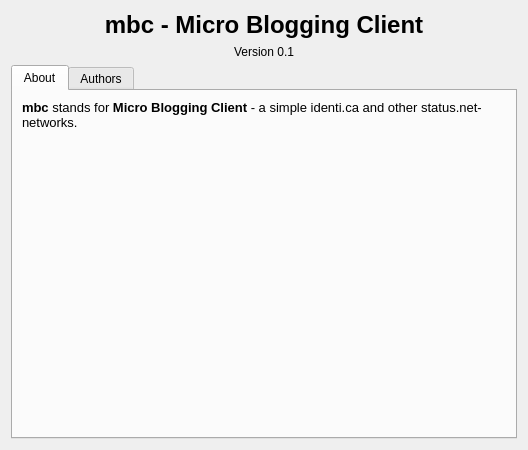
Old version of the form src/ui/about.ui in the repository pztrn/qtdenter-old.
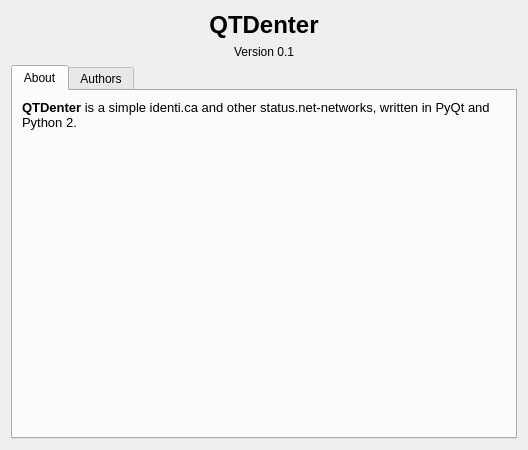
New version of the form.

```diff
--- a/src/ui/about.ui
+++ b/src/ui/about.ui
@@ -19,7 +19,7 @@
      <item>
       <widget class="QLabel" name="label">
        <property name="text">
-        <string>&lt;h1&gt;mbc - Micro Blogging Client</string>
+        <string>&lt;html&gt;&lt;head/&gt;&lt;body&gt;&lt;p&gt;&lt;span style=&quot; font-size:xx-large; font-weight:600;&quot;&gt;QTDenter&lt;/span&gt;&lt;/p&gt;&lt;/body&gt;&lt;/html&gt;</string>
        </property>
        <property name="alignment">
         <set>Qt::AlignCenter</set>
@@ -50,12 +50,21 @@
       <layout class="QGridLayout" name="gridLayout_2">
        <item row="0" column="0">
         <widget class="QLabel" name="label_3">
+         <property name="sizePolicy">
+          <sizepolicy hsizetype="Preferred" vsizetype="Fixed">
+           <horstretch>0</horstretch>
+           <verstretch>0</verstretch>
+          </sizepolicy>
+         </property>
          <property name="text">
           <string>&lt;!DOCTYPE HTML PUBLIC &quot;-//W3C//DTD HTML 4.0//EN&quot; &quot;http://www.w3.org/TR/REC-html40/strict.dtd&quot;&gt;
 &lt;html&gt;&lt;head&gt;&lt;meta name=&quot;qrichtext&quot; content=&quot;1&quot; /&gt;&lt;style type=&quot;text/css&quot;&gt;
 p, li { white-space: pre-wrap; }
 &lt;/style&gt;&lt;/head&gt;&lt;body style=&quot; font-family:'PT Sans'; font-size:10pt; font-weight:400; font-style:normal;&quot;&gt;
-&lt;p style=&quot; margin-top:0px; margin-bottom:0px; margin-left:0px; margin-right:0px; -qt-block-indent:0; text-indent:0px;&quot;&gt;&lt;span style=&quot; font-weight:600;&quot;&gt;mbc &lt;/span&gt;stands for &lt;span style=&quot; font-weight:600;&quot;&gt;Micro Blogging Client &lt;/span&gt;- a simple identi.ca and other status.net-networks.&lt;/p&gt;&lt;/body&gt;&lt;/html&gt;</string>
+&lt;p style=&quot; margin-top:0px; margin-bottom:0px; margin-left:0px; margin-right:0px; -qt-block-indent:0; text-indent:0px;&quot;&gt;&lt;span style=&quot; font-weight:600;&quot;&gt;QTDenter &lt;/span&gt;is a simple identi.ca and other status.net-networks, written in PyQt and Python 2.&lt;/p&gt;&lt;/body&gt;&lt;/html&gt;</string>
+         </property>
+         <property name="scaledContents">
+          <bool>true</bool>
          </property>
          <property name="wordWrap">
           <bool>true</bool>
@@ -67,6 +76,9 @@
          <property name="orientation">
           <enum>Qt::Vertical</enum>
          </property>
+         <property name="sizeType">
+          <enum>QSizePolicy::MinimumExpanding</enum>
+         </property>
          <property name="sizeHint" stdset="0">
           <size>
            <width>20</width>
```
Left out of the diff: 4 changed lines with no effect on the pictures.
